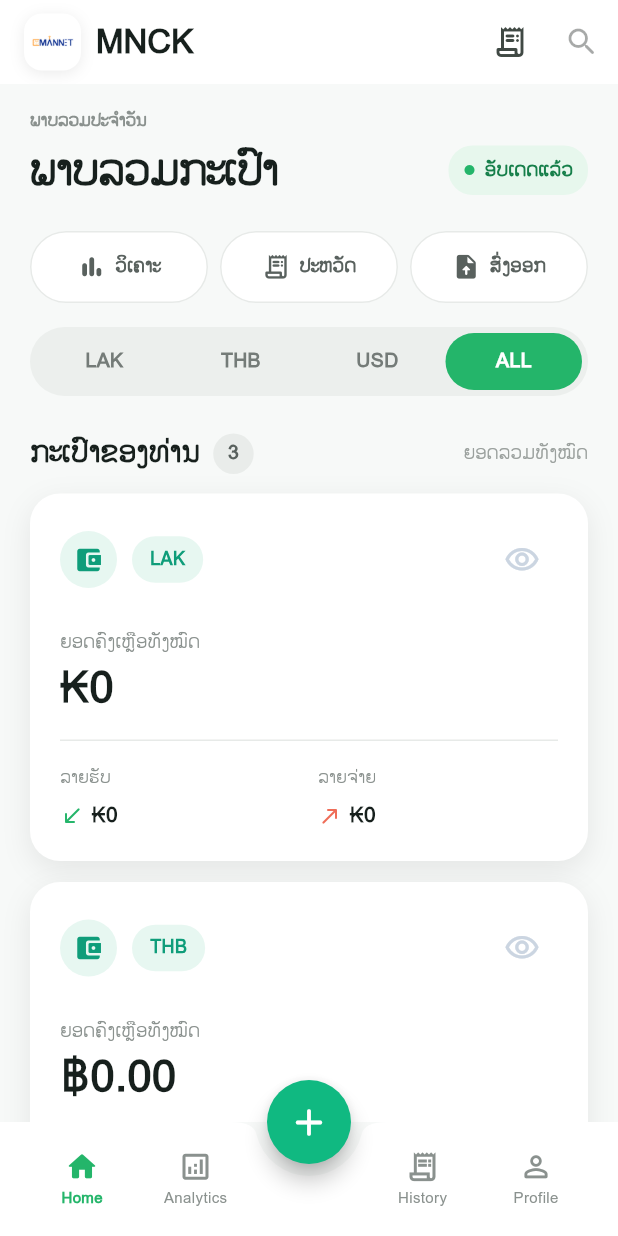
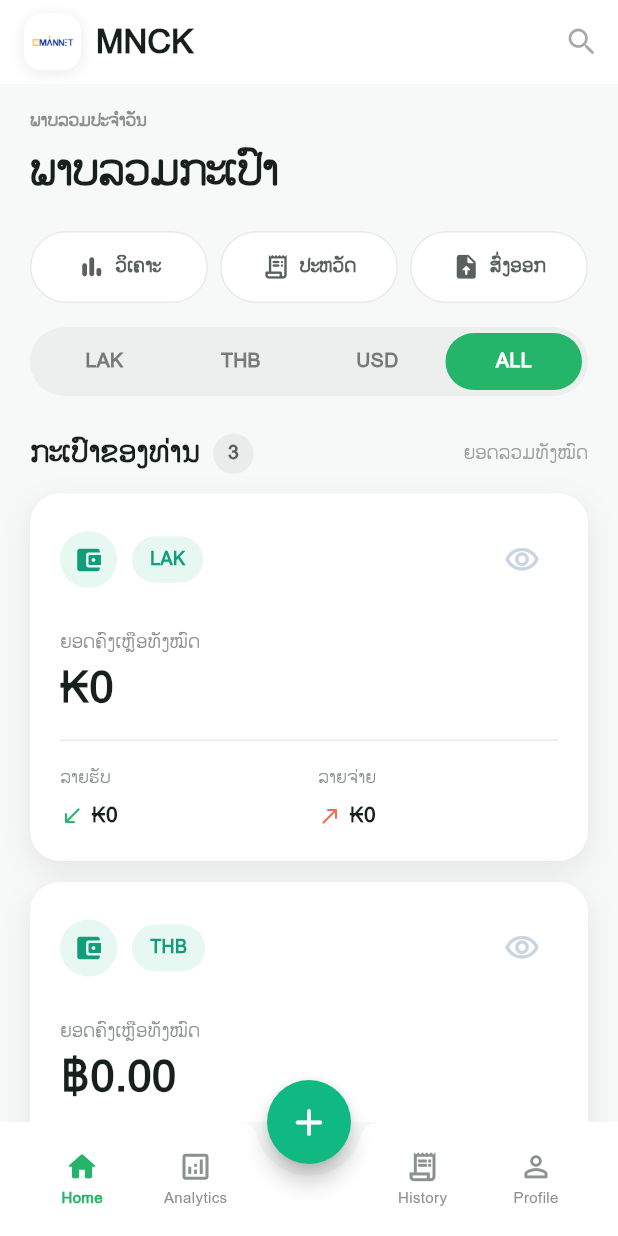
Before and after one commit to BOXAYYASONE/MANNET, a Flutter app: the screen it shows after launch, on a phone screen of 412 x 824 dp. Run offline on Flutter 3.47's test engine with Material 3 defaults, Android fonts, the phone set to English and light mode, and no system bars; our stand-ins replace csv, fl_chart, flutter_riverpod, isar, pdf, share_plus; accounts and stored records are empty; generated files the repository leaves out were written again.

Commit message:
UI: remove history icon, status pill, debug banner

```diff
--- a/lib/main.dart
+++ b/lib/main.dart
@@ -36,6 +36,7 @@ class TriWalletApp extends StatelessWidget {
   Widget build(BuildContext context) {
     return MaterialApp(
       title: 'MNCK',
+      debugShowCheckedModeBanner: false,
       theme: ThemeData(
         useMaterial3: true,
         colorScheme: ColorScheme.fromSeed(
--- a/lib/screens/dashboard_screen.dart
+++ b/lib/screens/dashboard_screen.dart
@@ -10,6 +10,7 @@ import '../utils/money_format.dart';
 import 'analytics_screen.dart';
 import 'export_screen.dart';
 import 'history_screen.dart';
+import 'profile_screen.dart';
 import 'quick_add_screen.dart';
 
 enum DashboardCurrencyFilter {
@@ -94,17 +95,6 @@ class DashboardScreen extends ConsumerWidget {
         ),
         actions: [
           IconButton(
-            tooltip: 'History',
-            onPressed: () {
-              Navigator.of(context).push(
-                MaterialPageRoute<void>(
-                  builder: (_) => const HistoryScreen(),
-                ),
-              );
-            },
-            icon: const Icon(Icons.receipt_long_rounded),
-          ),
-          IconButton(
             tooltip: 'ເຮັດວຽກໃນໄລຍະຕໍ່ໄປ',
             onPressed: null,
             icon: const Icon(Icons.search_rounded),
@@ -124,10 +114,7 @@ class DashboardScreen extends ConsumerWidget {
             ),
           ),
           const SizedBox(height: 8),
-          const Row(
-            children: [
-              Expanded(
-                child: Text(
+          const Text(
             'ພາບລວມກະເປົາ',
             style: TextStyle(
               color: Color(0xFF17201D),
@@ -136,10 +123,6 @@ class DashboardScreen extends ConsumerWidget {
               height: 1.1,
               letterSpacing: -0.3,
             ),
-                ),
-              ),
-              _UpToDate(),
-            ],
           ),
           const SizedBox(height: 24),
           Row(
@@ -443,9 +426,16 @@ class _DashboardBottomNavigation extends StatelessWidget {
                 );
               },
             ),
-            const _BottomNavItem(
+            _BottomNavItem(
               icon: Icons.person_outline_rounded,
               label: 'Profile',
+              onTap: () {
+                Navigator.of(context).push(
+                  MaterialPageRoute<void>(
+                    builder: (_) => const ProfileScreen(),
+                  ),
+                );
+              },
             ),
           ],
         ),
@@ -490,36 +480,6 @@ class _BottomNavItem extends StatelessWidget {
             ),
           ],
         ),
-      ),
-    );
-  }
-}
-
-class _UpToDate extends StatelessWidget {
-  const _UpToDate();
-
-  @override
-  Widget build(BuildContext context) {
-    return Container(
-      padding: const EdgeInsets.symmetric(horizontal: 10, vertical: 7),
-      decoration: BoxDecoration(
-        color: const Color(0xFFE7F7ED),
-        borderRadius: BorderRadius.circular(16),
-      ),
-      child: const Row(
-        mainAxisSize: MainAxisSize.min,
-        children: [
-          Icon(Icons.circle, color: Color(0xFF24B56A), size: 8),
-          SizedBox(width: 6),
-          Text(
-            'ອັບເດດແລ້ວ',
-            style: TextStyle(
-              color: Color(0xFF167F4A),
-              fontSize: 13,
-              fontWeight: FontWeight.w600,
-            ),
-          ),
-        ],
       ),
     );
   }
```
Lines whose indentation alone changed are shown as unchanged.
